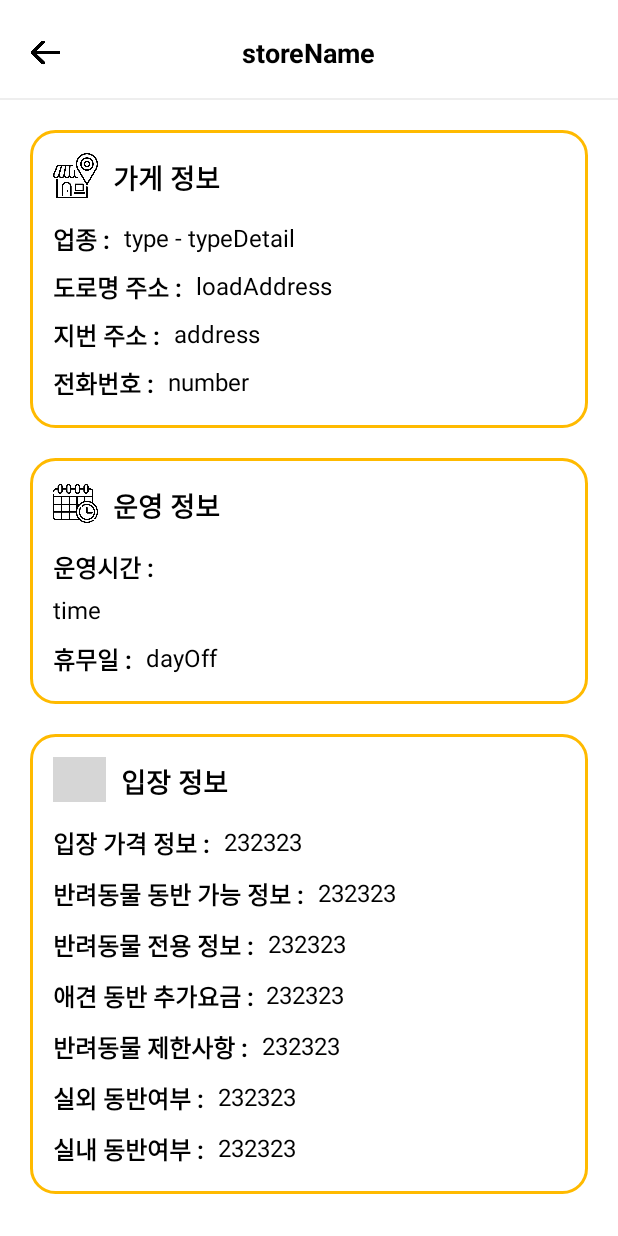
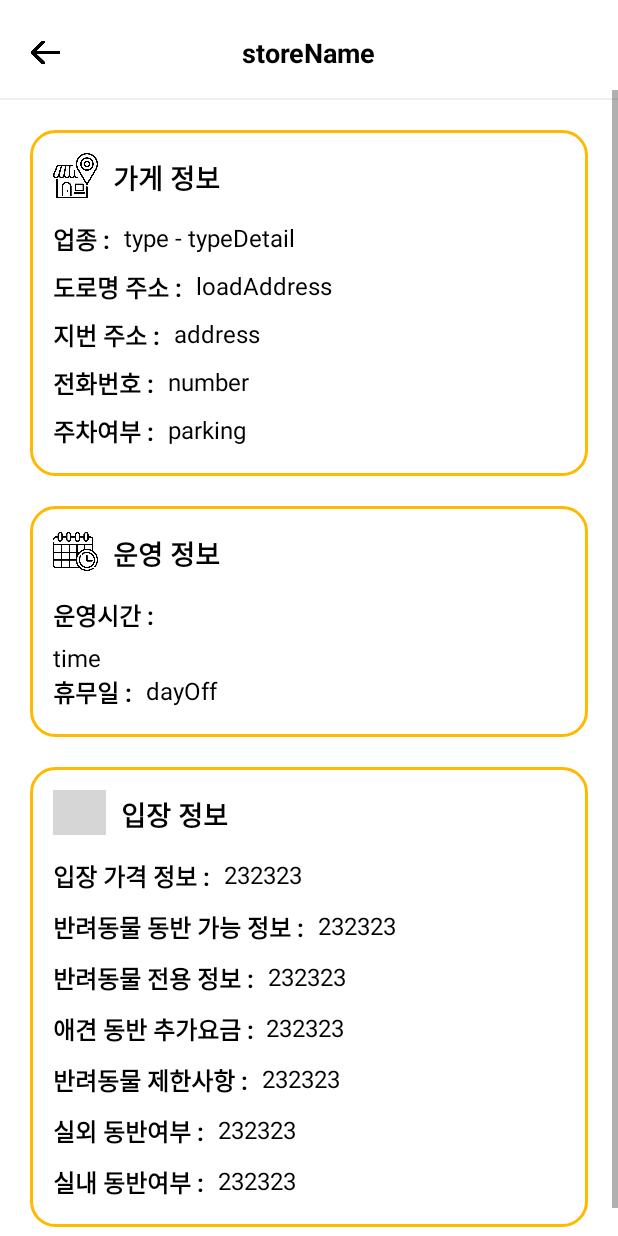
Before and after one commit to Gangseo-WithPet/GangseoMungNyang-Android, an Android app: the layout activity_store_detail.xml on its own in the app's theme, with its tools: preview values and no code run, on a phone screen of 412 x 824 dp. Run offline under Robolectric (Android 15) with nearby library versions, the light colour scheme and no system bars; grey boxes are pictures that could not be loaded.

Commit message:
chore : add StoreDetailActivity.kt data mapping

```diff
--- a/app/src/main/java/com/jiwondev/withpet/model/MapDto.kt
+++ b/app/src/main/java/com/jiwondev/withpet/model/MapDto.kt
@@ -1,3 +1,5 @@
 package com.jiwondev.withpet.model
 
-data class MapDto(val list: ArrayList<MapDtoItem>)
+import java.io.Serializable
+
+data class MapDto(val list: ArrayList<MapDtoItem>) : Serializable
--- a/app/src/main/java/com/jiwondev/withpet/model/MapDtoItem.kt
+++ b/app/src/main/java/com/jiwondev/withpet/model/MapDtoItem.kt
@@ -1,4 +1,6 @@
 package com.jiwondev.withpet.model
+
+import java.io.Serializable
 
 
 data class MapDtoItem(
@@ -21,4 +23,4 @@ data class MapDtoItem(
     val time: String = "",
     val type: String = "",
     val typeDetail: String = ""
-)
+) : Serializable
--- a/app/src/main/res/layout/activity_store_detail.xml
+++ b/app/src/main/res/layout/activity_store_detail.xml
@@ -7,7 +7,7 @@
     tools:context=".ui.activity.StoreDetailActivity">
 
     <ImageView
-        android:id="@+id/imageView3"
+        android:id="@+id/storeCloseImageView"
         android:layout_width="30dp"
         android:layout_height="30dp"
         android:layout_marginStart="15dp"
@@ -18,17 +18,17 @@
         app:srcCompat="@drawable/arrow_left_icon" />
 
     <TextView
+        android:id="@+id/storeNameTextView"
         android:layout_width="wrap_content"
         android:layout_height="wrap_content"
         android:text="storeName"
         android:textColor="@color/black"
         android:textSize="18sp"
         android:textStyle="bold"
-        app:layout_constraintBottom_toBottomOf="@+id/imageView3"
+        app:layout_constraintBottom_toBottomOf="@+id/storeCloseImageView"
         app:layout_constraintEnd_toEndOf="parent"
         app:layout_constraintStart_toStartOf="parent"
-        app:layout_constraintTop_toTopOf="@+id/imageView3">
-    </TextView>
+        app:layout_constraintTop_toTopOf="@+id/storeCloseImageView"></TextView>
 
     <ScrollView
         android:layout_width="0dp"
@@ -37,7 +37,7 @@
         app:layout_constraintBottom_toBottomOf="parent"
         app:layout_constraintEnd_toEndOf="parent"
         app:layout_constraintStart_toStartOf="parent"
-        app:layout_constraintTop_toBottomOf="@+id/imageView3">
+        app:layout_constraintTop_toBottomOf="@+id/storeCloseImageView">
 
         <androidx.constraintlayout.widget.ConstraintLayout
             android:layout_width="match_parent"
@@ -96,7 +96,7 @@
                     app:layout_constraintTop_toBottomOf="@+id/imageView4"></TextView>
 
                 <TextView
-                    android:id="@+id/textView5"
+                    android:id="@+id/storeTypeTextView"
                     style="@style/ContentStyle"
                     android:layout_width="0dp"
                     android:layout_height="wrap_content"
@@ -115,16 +115,16 @@
                     android:layout_marginTop="10dp"
                     android:text="도로명 주소 : "
                     app:layout_constraintStart_toStartOf="@+id/textView4"
-                    app:layout_constraintTop_toBottomOf="@+id/textView5"></TextView>
+                    app:layout_constraintTop_toBottomOf="@+id/storeTypeTextView"></TextView>
 
                 <TextView
-                    android:id="@+id/textView7"
+                    android:id="@+id/storeLoadAddressTextView"
                     style="@style/ContentStyle"
                     android:layout_width="0dp"
                     android:layout_height="wrap_content"
                     android:layout_marginStart="5dp"
                     android:text="loadAddress"
-                    app:layout_constraintEnd_toEndOf="@+id/textView5"
+                    app:layout_constraintEnd_toEndOf="@+id/storeTypeTextView"
                     app:layout_constraintStart_toEndOf="@+id/textView6"
                     app:layout_constraintTop_toTopOf="@+id/textView6"></TextView>
 
@@ -136,16 +136,16 @@
                     android:layout_marginTop="10dp"
                     android:text="지번 주소 : "
                     app:layout_constraintStart_toStartOf="@+id/textView6"
-                    app:layout_constraintTop_toBottomOf="@+id/textView7"></TextView>
+                    app:layout_constraintTop_toBottomOf="@+id/storeLoadAddressTextView"></TextView>
 
                 <TextView
-                    android:id="@+id/textView9"
+                    android:id="@+id/storeAddressTextView"
                     style="@style/ContentStyle"
                     android:layout_width="0dp"
                     android:layout_height="wrap_content"
                     android:layout_marginStart="5dp"
                     android:text="address"
-                    app:layout_constraintEnd_toEndOf="@+id/textView5"
+                    app:layout_constraintEnd_toEndOf="@+id/storeTypeTextView"
                     app:layout_constraintStart_toEndOf="@+id/textView8"
                     app:layout_constraintTop_toTopOf="@+id/textView8"></TextView>
 
@@ -157,17 +157,39 @@
                     android:layout_marginTop="10dp"
                     android:text="전화번호 : "
                     app:layout_constraintStart_toStartOf="@+id/textView8"
-                    app:layout_constraintTop_toBottomOf="@+id/textView9"></TextView>
+                    app:layout_constraintTop_toBottomOf="@+id/storeAddressTextView">
+                </TextView>
 
                 <TextView
+                    android:id="@+id/textView25"
+                    style="@style/TitleStyle"
+                    android:layout_width="wrap_content"
+                    android:layout_height="wrap_content"
+                    android:layout_marginTop="10dp"
+                    android:text="주차여부 : "
+                    app:layout_constraintStart_toStartOf="@+id/textView10"
+                    app:layout_constraintTop_toBottomOf="@+id/storeNumberTextView"></TextView>
+
+                <TextView
+                    android:id="@+id/storeParkingTextView"
+                    style="@style/ContentStyle"
+                    android:layout_width="wrap_content"
+                    android:layout_height="wrap_content"
+                    android:layout_marginStart="5dp"
+                    android:layout_marginBottom="20dp"
+                    android:text="parking"
+                    app:layout_constraintBottom_toBottomOf="parent"
+                    app:layout_constraintStart_toEndOf="@+id/textView25"
+                    app:layout_constraintTop_toTopOf="@+id/textView25"></TextView>
+
+                <TextView
+                    android:id="@+id/storeNumberTextView"
                     style="@style/ContentStyle"
                     android:layout_width="0dp"
                     android:layout_height="wrap_content"
                     android:layout_marginStart="5dp"
-                    android:layout_marginBottom="20dp"
                     android:text="number"
-                    app:layout_constraintBottom_toBottomOf="parent"
-                    app:layout_constraintEnd_toEndOf="@+id/textView5"
+                    app:layout_constraintEnd_toEndOf="@+id/storeTypeTextView"
                     app:layout_constraintStart_toEndOf="@+id/textView10"
                     app:layout_constraintTop_toTopOf="@+id/textView10"></TextView>
             </androidx.constraintlayout.widget.ConstraintLayout>
@@ -190,7 +212,8 @@
                     android:layout_marginTop="15dp"
                     android:src="@drawable/deadline_icon"
                     app:layout_constraintStart_toStartOf="parent"
-                    app:layout_constraintTop_toTopOf="parent"></ImageView>
+                    app:layout_constraintTop_toTopOf="parent">
+                </ImageView>
 
                 <TextView
                     style="@style/SectionStyle"
@@ -212,7 +235,7 @@
                     app:layout_constraintTop_toBottomOf="@+id/imageView5"></TextView>
 
                 <TextView
-                    android:id="@+id/textView12"
+                    android:id="@+id/storeTimeTextView"
                     style="@style/ContentStyle"
                     android:layout_width="wrap_content"
                     android:layout_height="wrap_content"
@@ -226,12 +249,12 @@
                     style="@style/TitleStyle"
                     android:layout_width="wrap_content"
                     android:layout_height="wrap_content"
-                    android:layout_marginTop="10dp"
                     android:text="휴무일 : "
                     app:layout_constraintStart_toStartOf="@+id/textView11"
-                    app:layout_constraintTop_toBottomOf="@+id/textView12"></TextView>
+                    app:layout_constraintTop_toBottomOf="@+id/storeTimeTextView"></TextView>
 
                 <TextView
+                    android:id="@+id/storeDayoffTextView"
                     style="@style/ContentStyle"
                     android:layout_width="0dp"
                     android:layout_height="wrap_content"
@@ -351,6 +374,7 @@
                     app:layout_constraintTop_toBottomOf="@+id/textView20"></TextView>
 
                 <TextView
+                    android:id="@+id/storeInsideTextView"
                     style="@style/ContentStyle"
                     android:layout_width="wrap_content"
                     android:layout_height="wrap_content"
@@ -362,6 +386,7 @@
                     app:layout_constraintTop_toTopOf="@+id/textView24"></TextView>
 
                 <TextView
+                    android:id="@+id/storeOutsideTextView"
                     style="@style/ContentStyle"
                     android:layout_width="wrap_content"
                     android:layout_height="wrap_content"
@@ -371,6 +396,7 @@
                     app:layout_constraintTop_toTopOf="@+id/textView17"></TextView>
 
                 <TextView
+                    android:id="@+id/storeLimitedTextView"
                     style="@style/ContentStyle"
                     android:layout_width="wrap_content"
                     android:layout_height="wrap_content"
@@ -380,7 +406,7 @@
                     app:layout_constraintTop_toTopOf="@+id/textView20"></TextView>
 
                 <TextView
-                    android:id="@+id/textView23"
+                    android:id="@+id/storeChargeTextView"
                     style="@style/ContentStyle"
                     android:layout_width="wrap_content"
                     android:layout_height="wrap_content"
@@ -390,7 +416,7 @@
                     app:layout_constraintTop_toTopOf="@+id/textView18"></TextView>
 
                 <TextView
-                    android:id="@+id/textView22"
+                    android:id="@+id/storePedestriansTextView"
                     style="@style/ContentStyle"
                     android:layout_width="wrap_content"
                     android:layout_height="wrap_content"
@@ -400,6 +426,7 @@
                     app:layout_constraintTop_toTopOf="@+id/textView16"></TextView>
 
                 <TextView
+                    android:id="@+id/storeAdmissionTextView"
                     style="@style/ContentStyle"
                     android:layout_width="wrap_content"
                     android:layout_height="wrap_content"
@@ -409,7 +436,7 @@
                     app:layout_constraintTop_toTopOf="@+id/textView14"></TextView>
 
                 <TextView
-                    android:id="@+id/textView21"
+                    android:id="@+id/storeAccompanyTextView"
                     style="@style/ContentStyle"
                     android:layout_width="wrap_content"
                     android:layout_height="wrap_content"
--- a/app/src/main/res/menu/menu.xml
+++ b/app/src/main/res/menu/menu.xml
@@ -10,6 +10,10 @@
         android:title="반려찾기">
     </item>
 
+    <item android:id="@+id/noticeFragment"
+        android:icon="@drawable/list_icon"
+        android:title="공지사항"/>
+
     <item android:id="@+id/settingFragment"
         android:icon="@drawable/setting_icon"
         android:title="설정">
--- a/app/src/main/res/navigation/nav_graph.xml
+++ b/app/src/main/res/navigation/nav_graph.xml
@@ -20,4 +20,9 @@
         android:name="com.jiwondev.withpet.ui.fragment.SettingFragment"
         android:label="fragment_setting"
         tools:layout="@layout/fragment_setting" />
+    <fragment
+        android:id="@+id/noticeFragment"
+        android:name="com.jiwondev.withpet.ui.fragment.NoticeFragment"
+        android:label="fragment_notice"
+        tools:layout="@layout/fragment_notice" />
 </navigation>
```
Also changed, not shown: app/src/main/java/com/jiwondev/withpet/ui/activity/StoreDetailActivity.kt (+47 -2 lines), app/src/main/java/com/jiwondev/withpet/ui/fragment/MapFragment.kt (+7 -9 lines), app/src/main/java/com/jiwondev/withpet/ui/fragment/NoticeFragment.kt (added, +19 -0 lines), app/src/main/res/layout/fragment_notice.xml (added, +14 -0 lines), app/src/main/res/drawable/list_icon.png (added).
